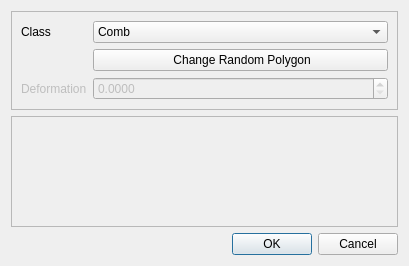
Old version of the form src/addpolygondialog.ui in the repository DanielaCabiddu/PEMesh.2.
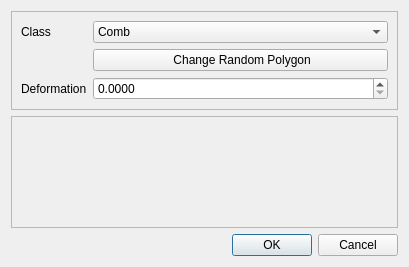
New version of the form. Icons and pictures are not drawn.

Patch:
```diff
--- a/src/addpolygondialog.ui
+++ b/src/addpolygondialog.ui
@@ -7,7 +7,7 @@
     <x>0</x>
     <y>0</y>
     <width>409</width>
-    <height>266</height>
+    <height>267</height>
    </rect>
   </property>
   <property name="sizePolicy">
@@ -96,7 +96,7 @@
       <item row="2" column="0">
        <widget class="QLabel" name="deformation_label">
         <property name="enabled">
-         <bool>false</bool>
+         <bool>true</bool>
         </property>
         <property name="text">
          <string>Deformation</string>
@@ -106,7 +106,7 @@
       <item row="2" column="1">
        <widget class="QDoubleSpinBox" name="deformation_param">
         <property name="enabled">
-         <bool>false</bool>
+         <bool>true</bool>
         </property>
         <property name="decimals">
          <number>4</number>
```
